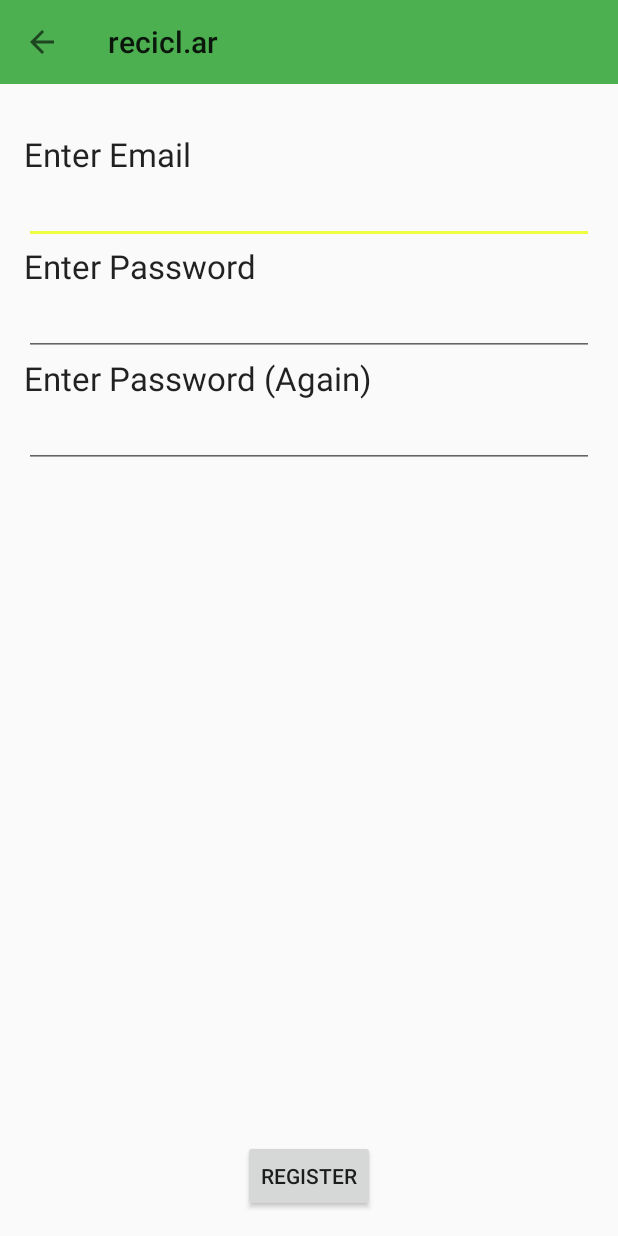
After one commit to akrmn/recicl.ar, an Android app: the Register screen opened directly, with no data from a screen before it, on a phone screen of 412 x 824 dp. The commit adds this screen. Run offline under Robolectric (Android 15) with nearby library versions, the phone set to English and light mode, and no system bars; our stand-ins replace ButterKnife; libraries missing offline, so code that uses them is left out: com.firebase.client.

Commit message:
Register activity added to the project

```diff
--- a/app/src/main/AndroidManifest.xml
+++ b/app/src/main/AndroidManifest.xml
@@ -1,9 +1,9 @@
 <?xml version="1.0" encoding="utf-8"?>
-<manifest package="ar.recicl.reciclar"
-          xmlns:android="http://schemas.android.com/apk/res/android">
+<manifest xmlns:android="http://schemas.android.com/apk/res/android"
+    package="ar.recicl.reciclar">
 
-    <uses-permission android:name="android.permission.INTERNET"/>
-    <uses-permission android:name="android.permission.ACCESS_NETWORK_STATE"/>
+    <uses-permission android:name="android.permission.INTERNET" />
+    <uses-permission android:name="android.permission.ACCESS_NETWORK_STATE" />
 
     <application
         android:name=".application.Application"
@@ -13,28 +13,28 @@
         android:theme="@style/AppTheme">
         <meta-data
             android:name="com.facebook.sdk.ApplicationId"
-            android:value="@string/facebook_app_id"/>
+            android:value="@string/facebook_app_id" />
 
         <activity
             android:name="com.facebook.FacebookActivity"
             android:configChanges="keyboard|keyboardHidden|screenLayout|screenSize|orientation"
             android:label="@string/app_name"
-            android:theme="@android:style/Theme.Translucent.NoTitleBar"/>
+            android:theme="@android:style/Theme.Translucent.NoTitleBar" />
         <activity
             android:name=".activity.Feed"
             android:label="@string/app_name"
-            android:launchMode="singleTop">
-        </activity>
+            android:launchMode="singleTop"></activity>
         <activity
             android:name=".activity.Welcome"
             android:label="@string/title_activity_main"
             android:theme="@style/AppTheme">
             <intent-filter>
-                <action android:name="android.intent.action.MAIN"/>
+                <action android:name="android.intent.action.MAIN" />
 
-                <category android:name="android.intent.category.LAUNCHER"/>
+                <category android:name="android.intent.category.LAUNCHER" />
             </intent-filter>
         </activity>
+        <activity android:name=".activity.Register"></activity>
     </application>
 
 </manifest>
--- a/app/src/main/java/ar/recicl/reciclar/activity/Feed.java
+++ b/app/src/main/java/ar/recicl/reciclar/activity/Feed.java
@@ -30,9 +30,6 @@ public class Feed extends Base {
     @Override
     protected void onCreate(Bundle savedInstanceState) {
         super.onCreate(savedInstanceState);
-
-        setContentView(R.layout.activity_feed);
-        ButterKnife.bind(this);
 
         setupToolbar();
         setupFAB();
--- /dev/null
+++ b/app/src/main/java/ar/recicl/reciclar/activity/Register.java
@@ -0,0 +1,24 @@
+package ar.recicl.reciclar.activity;
+
+import android.support.v7.app.AppCompatActivity;
+import android.os.Bundle;
+
+import com.firebase.client.Firebase;
+
+import ar.recicl.reciclar.R;
+import butterknife.ButterKnife;
+
+public class Register extends Base {
+
+    private Firebase mRef;
+
+    public Register() {
+        super(R.layout.activity_register, R.menu.register, R.string.title_activity_main, true);
+    }
+
+    @Override
+    protected void onCreate(Bundle savedInstanceState) {
+        super.onCreate(savedInstanceState);
+
+    }
+}
--- a/app/src/main/java/ar/recicl/reciclar/activity/Welcome.java
+++ b/app/src/main/java/ar/recicl/reciclar/activity/Welcome.java
@@ -43,6 +43,13 @@ public class Welcome extends FirebaseLoginBaseActivity {
         showFirebaseLoginPrompt();
     }
 
+    @OnClick(R.id.button_register)
+    void onButtonRegisterClick() {
+        Intent intent = new Intent(this, Register.class);
+        startActivity(intent);
+        finish();
+    }
+
     @Override
     protected Firebase getFirebaseRef() {
         return Application.getFirebase();
--- /dev/null
+++ b/app/src/main/res/layout/activity_register.xml
@@ -0,0 +1,27 @@
+<?xml version="1.0" encoding="utf-8"?>
+<android.support.design.widget.CoordinatorLayout
+    xmlns:android="http://schemas.android.com/apk/res/android"
+    xmlns:app="http://schemas.android.com/apk/res-auto"
+    xmlns:tools="http://schemas.android.com/tools"
+    android:layout_width="match_parent"
+    android:layout_height="match_parent"
+    android:fitsSystemWindows="true"
+    tools:context=".activity.Register">
+
+    <android.support.design.widget.AppBarLayout
+        android:layout_width="match_parent"
+        android:layout_height="wrap_content"
+        android:theme="@style/AppTheme.AppBarOverlay">
+
+    </android.support.design.widget.AppBarLayout>
+
+    <android.support.v7.widget.Toolbar
+        android:id="@+id/toolbar"
+        android:layout_width="match_parent"
+        android:layout_height="?attr/actionBarSize"
+        android:background="?attr/colorPrimary"
+        app:popupTheme="@style/AppTheme.PopupOverlay" />
+
+    <include layout="@layout/content_register"/>
+
+</android.support.design.widget.CoordinatorLayout>
--- /dev/null
+++ b/app/src/main/res/layout/content_register.xml
@@ -0,0 +1,92 @@
+<?xml version="1.0" encoding="utf-8"?>
+<RelativeLayout
+    xmlns:android="http://schemas.android.com/apk/res/android"
+    xmlns:app="http://schemas.android.com/apk/res-auto"
+    xmlns:tools="http://schemas.android.com/tools"
+    android:layout_width="match_parent"
+    android:layout_height="match_parent"
+    android:paddingBottom="@dimen/activity_vertical_margin"
+    android:paddingLeft="@dimen/activity_horizontal_margin"
+    android:paddingRight="@dimen/activity_horizontal_margin"
+    android:paddingTop="@dimen/activity_vertical_margin"
+    tools:context="ar.recicl.reciclar.activity.register"
+    tools:showIn="@layout/activity_register" >
+
+
+    <TextView
+        android:layout_width="wrap_content"
+        android:layout_height="wrap_content"
+        android:textAppearance="?android:attr/textAppearanceLarge"
+        android:text="@string/label_enter_email"
+        android:id="@+id/textView_email"
+        android:layout_alignParentTop="true"
+        android:layout_alignParentLeft="true"
+        android:layout_alignParentStart="true"
+        android:layout_marginTop="72dp" />
+
+    <EditText
+        android:layout_width="wrap_content"
+        android:layout_height="wrap_content"
+        android:inputType="textEmailAddress"
+        android:ems="10"
+        android:id="@+id/editText"
+        android:layout_below="@+id/textView_email"
+        android:layout_alignParentLeft="true"
+        android:layout_alignParentStart="true"
+        android:layout_alignParentRight="true"
+        android:layout_alignParentEnd="true" />
+
+    <TextView
+        android:layout_width="wrap_content"
+        android:layout_height="wrap_content"
+        android:textAppearance="?android:attr/textAppearanceLarge"
+        android:text="@string/label_enter_password"
+        android:id="@+id/textView_password1"
+        android:layout_below="@+id/editText"
+        android:layout_alignParentLeft="true"
+        android:layout_alignParentStart="true" />
+
+    <TextView
+        android:layout_width="wrap_content"
+        android:layout_height="wrap_content"
+        android:textAppearance="?android:attr/textAppearanceLarge"
+        android:text="@string/label_enter_password_again"
+        android:id="@+id/textView_password2"
+        android:layout_below="@+id/editText2"
+        android:layout_alignParentLeft="true"
+        android:layout_alignParentStart="true" />
+
+    <EditText
+        android:layout_width="wrap_content"
+        android:layout_height="wrap_content"
+        android:inputType="textPassword"
+        android:ems="10"
+        android:id="@+id/editText2"
+        android:layout_below="@+id/textView_password1"
+        android:layout_alignParentLeft="true"
+        android:layout_alignParentStart="true"
+        android:layout_alignRight="@+id/editText"
+        android:layout_alignEnd="@+id/editText" />
+
+    <EditText
+        android:layout_width="wrap_content"
+        android:layout_height="wrap_content"
+        android:inputType="textPassword"
+        android:ems="10"
+        android:id="@+id/editText4"
+        android:layout_below="@+id/textView_password2"
+        android:layout_alignParentLeft="true"
+        android:layout_alignParentStart="true"
+        android:layout_alignRight="@+id/editText2"
+        android:layout_alignEnd="@+id/editText2" />
+
+    <Button
+        style="?android:attr/buttonStyleSmall"
+        android:layout_width="wrap_content"
+        android:layout_height="wrap_content"
+        android:text="@string/label_register"
+        android:id="@+id/button"
+        android:layout_alignParentBottom="true"
+        android:layout_centerHorizontal="true" />
+
+</RelativeLayout>
--- a/app/src/main/res/layout/content_welcome.xml
+++ b/app/src/main/res/layout/content_welcome.xml
@@ -31,4 +31,14 @@
         android:layout_alignParentTop="true"
         android:layout_centerHorizontal="true"
         android:layout_marginTop="82dp" />
+
+    <Button
+        style="?android:attr/buttonStyleSmall"
+        android:layout_width="wrap_content"
+        android:layout_height="wrap_content"
+        android:text="@string/label_register"
+        android:id="@+id/button_register"
+        android:layout_marginTop="40dp"
+        android:layout_below="@+id/button_login"
+        android:layout_centerHorizontal="true" />
 </RelativeLayout>
--- a/app/src/main/res/layout/fragment_firebase_login.xml
+++ b/app/src/main/res/layout/fragment_firebase_login.xml
@@ -25,7 +25,7 @@
             <EditText
                 android:layout_width="match_parent"
                 android:layout_height="wrap_content"
-                android:id="@+id/email"
+                android:id="@+id/textView_email"
                 android:ems="10"
                 android:hint="@string/label_email"
                 android:paddingTop="20dp"
--- /dev/null
+++ b/app/src/main/res/menu/register.xml
@@ -0,0 +1,5 @@
+<menu xmlns:android="http://schemas.android.com/apk/res/android"
+    xmlns:app="http://schemas.android.com/apk/res-auto"
+    xmlns:tools="http://schemas.android.com/tools" tools:context=".activity.Register">
+
+</menu>
--- a/app/src/main/res/values/strings.xml
+++ b/app/src/main/res/values/strings.xml
@@ -16,4 +16,10 @@
     <string name="label_login_with_facebook">Login with Facebook</string>
     <string name="label_login_with_google">Login with Google</string>
     <string name="label_login_with_twitter">Login with Twitter</string>
+
+    <string name="label_register">Register</string>
+    <string name="label_enter_email">Enter Email</string>
+    <string name="label_enter_password">Enter Password</string>
+    <string name="label_enter_password_again">Enter Password (Again)</string>
+    <string name="hello_world">Welcome to recicl.ar :)</string>
 </resources>
```
Also changed, not shown: 1 other file.
